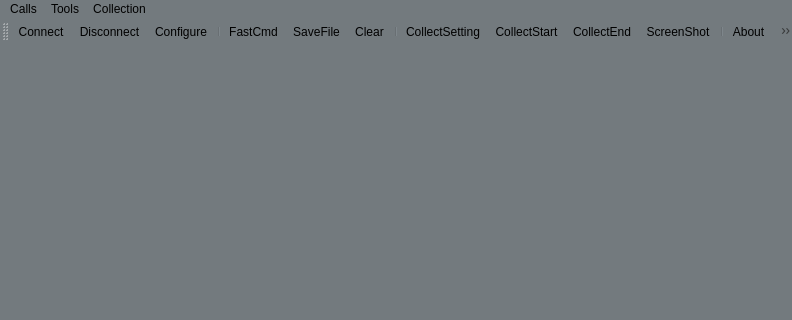
Old version of the form terminal/mainwindow.ui in the repository shanlizi/QT_GF_Software; both pictures show x 0 to 792 and y 0 to 320 of the 792 by 518 pixel window.
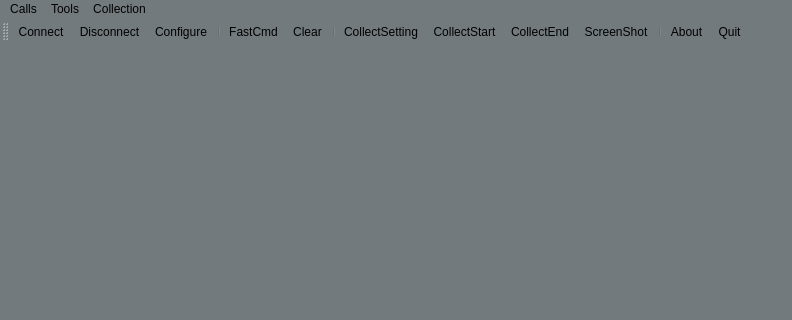
New version of the form. Icons and pictures are not drawn.

```diff
--- a/terminal/mainwindow.ui
+++ b/terminal/mainwindow.ui
@@ -72,7 +72,6 @@
    <addaction name="actionConfigure"/>
    <addaction name="separator"/>
    <addaction name="actionFastCmd"/>
-   <addaction name="actionSaveFile"/>
    <addaction name="actionClear"/>
    <addaction name="separator"/>
    <addaction name="actionCollectSetting"/>
```
Left out of the diff: 12 changed lines with no effect on the pictures.
